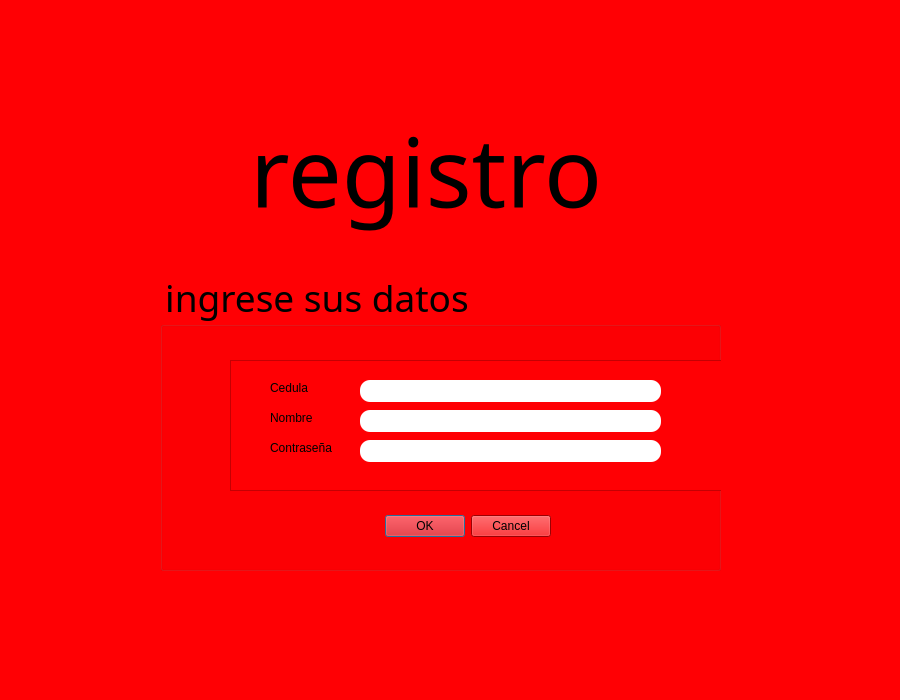
santiago0721/cineee, file gui/Registro.ui: the form before one commit.
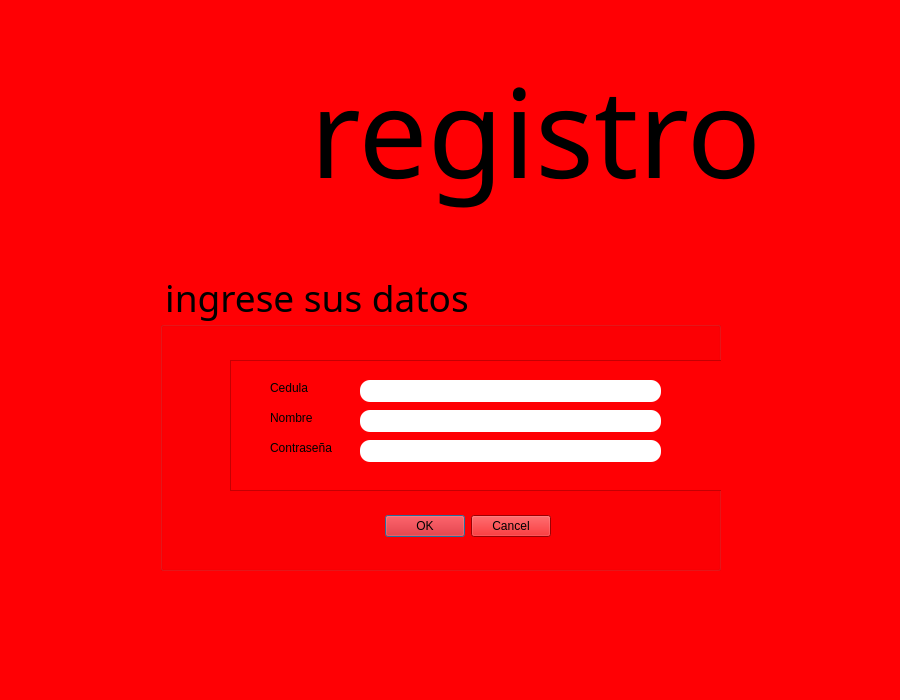
The form after the commit.

Commit message: registro funcional

```diff
--- a/gui/Registro.ui
+++ b/gui/Registro.ui
@@ -44,16 +44,16 @@
   <widget class="QLabel" name="label">
    <property name="geometry">
     <rect>
-     <x>250</x>
-     <y>90</y>
+     <x>310</x>
+     <y>50</y>
      <width>471</width>
      <height>161</height>
     </rect>
    </property>
    <property name="font">
     <font>
-     <family>Javanese Text</family>
-     <pointsize>72</pointsize>
+     <family>Niagara Engraved</family>
+     <pointsize>92</pointsize>
     </font>
    </property>
    <property name="whatsThis">
```
The commit also changes 5 other files.
